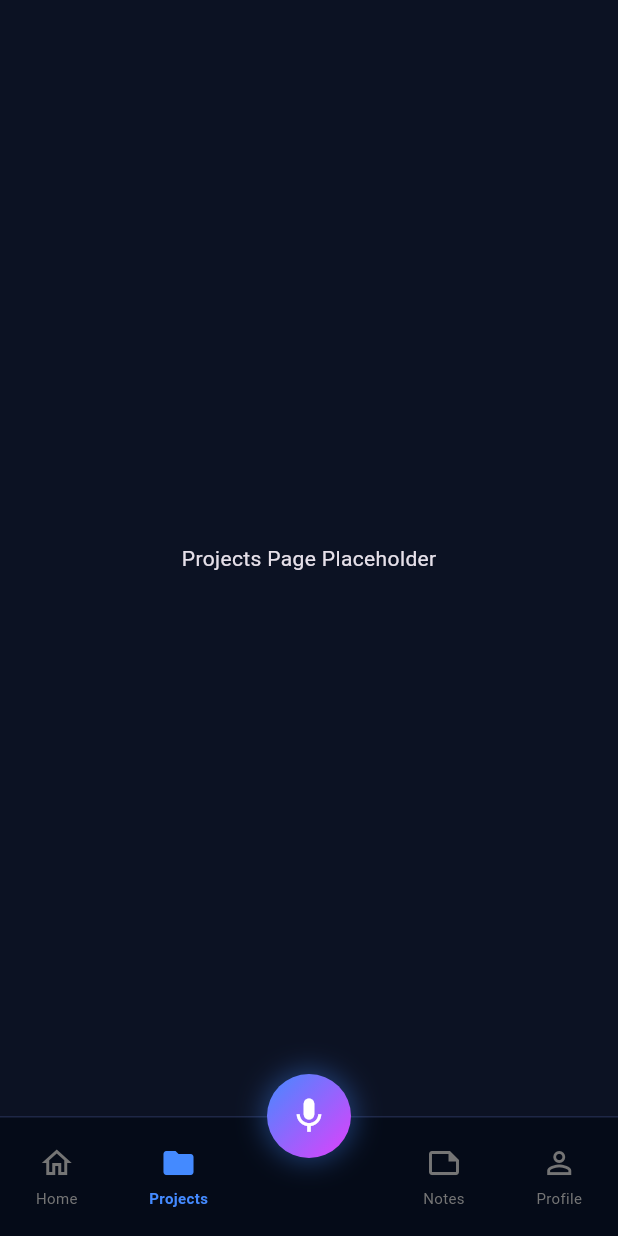
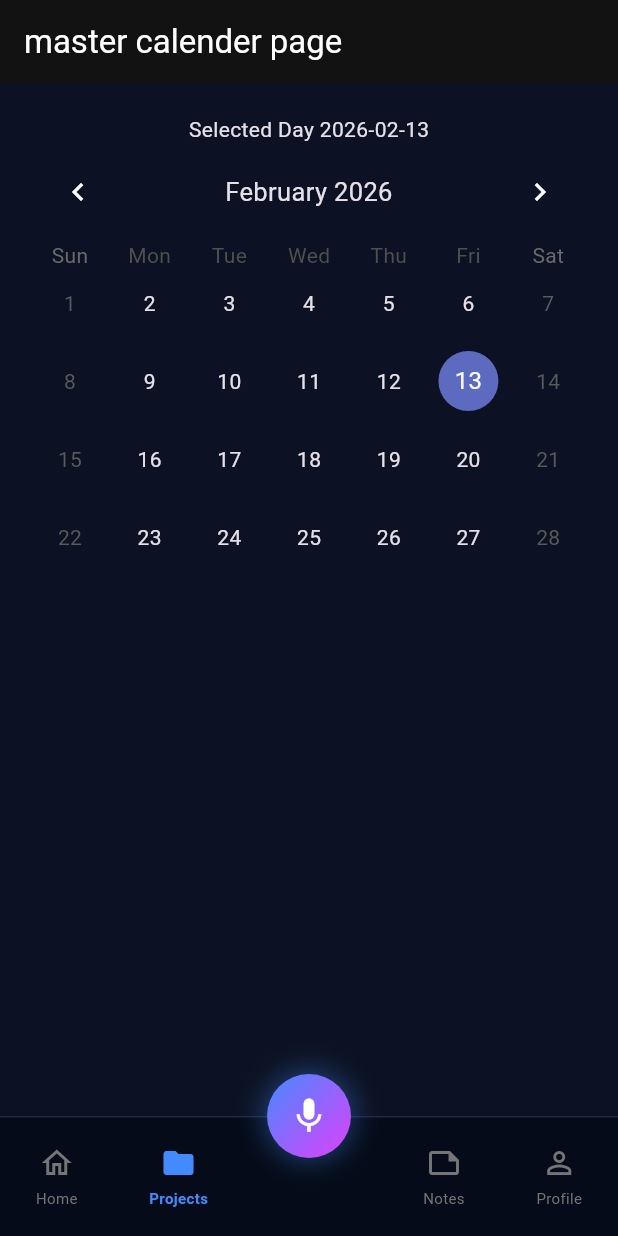
Before and after one commit to GEEK-213/LumenAI, a Flutter app: the screen it shows after launch, item 2 of the bottom bar chosen, on a phone screen of 412 x 824 dp. Run offline on Flutter 3.47's test engine with Material 3 defaults, Android fonts, the phone set to English and light mode, and no system bars; drawn by our look-alikes of table_calendar; our stand-ins replace file_picker, font_awesome_flutter, google_fonts, image_picker, permission_handler, supabase_flutter; missing offline and left inert: flutter_sound; accounts and stored records are empty; network calls fail.

Commit message:
feat: Implement MasterCalenderPage with calendar functionality and integrate into MainPage

```diff
--- /dev/null
+++ b/LumenAi/app/lib/pages/calender/master_calender_page.dart
@@ -0,0 +1,53 @@
+import 'package:flutter/material.dart';
+import 'package:table_calendar/table_calendar.dart';
+
+class MasterCalenderPage extends StatefulWidget {
+  const MasterCalenderPage({super.key});
+
+  @override
+  State<MasterCalenderPage> createState() => _MasterCalenderPageState();
+}
+
+class _MasterCalenderPageState extends State<MasterCalenderPage> {
+  DateTime today = DateTime.now();
+  void _OnDaySelected(DateTime day, DateTime focusedDay) {
+    setState(() {
+      today = day;
+
+    });
+  }
+
+  @override
+  Widget build(BuildContext context) {
+    return Scaffold(
+      appBar: AppBar(title: Text("master calender page")),
+      body: content(),
+    );
+  }
+
+  Widget content() {
+    return Padding(
+      padding: const EdgeInsets.all(20.0),
+      child: Column(
+        children: [
+          Text('Selected Day ' + today.toString().split(" ")[0]),
+          Container(
+            child: TableCalendar(
+              locale: "en_US",
+              headerStyle: HeaderStyle(
+                formatButtonVisible: false,
+                titleCentered: true,
+              ),
+              availableGestures: AvailableGestures.all,
+              selectedDayPredicate: (day) => isSameDay(day, today),
+              focusedDay: today,
+              firstDay: DateTime.utc(2010, 01, 01),
+              lastDay: DateTime.utc(2030, 01, 01),
+              onDaySelected: _OnDaySelected,
+            ),
+          ),
+        ],
+      ),
+    );
+  }
+}
--- a/LumenAi/app/lib/pages/main_page.dart
+++ b/LumenAi/app/lib/pages/main_page.dart
@@ -1,3 +1,4 @@
+import 'package:app/pages/calender/master_calender_page.dart';
 import 'package:flutter/material.dart';
 import 'notes_page.dart';
 import 'input_type_page.dart';
@@ -17,7 +18,7 @@ class _MainPageState extends State<MainPage> {
 
     List<Widget> get _pages => [
     const HomePage(),
-    const Center(child: Text("Projects Page Placeholder")), // Placeholder
+    MasterCalenderPage(), // Placeholder just for current use**
     NotesPage(classes : _classes, onClassTap: _openAudioInput),
     const Profilepage(),
   ];
--- a/LumenAi/app/pubspec.yaml
+++ b/LumenAi/app/pubspec.yaml
@@ -45,6 +45,9 @@ dependencies:
   permission_handler: ^12.0.1
   supabase_flutter: ^2.00.0
   image_picker: ^1.2.1
+
+  #master calender
+  table_calendar: 3.2.0
 
 dev_dependencies:
   flutter_test:
```
Also changed, not shown: LumenAi/app/lib/models/calendar.dart (added), LumenAi/app/pubspec.lock.
